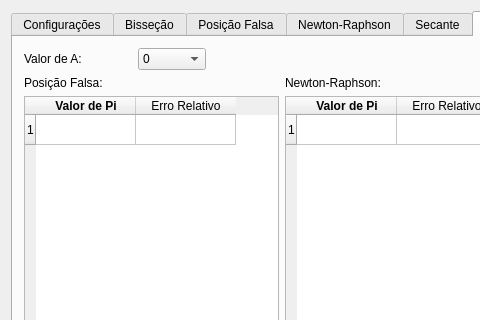
Qt form UI/mainwindow.ui (cristmelo/TrabalhoMN1) before a commit; both pictures show x 0 to 480 and y 0 to 320 of the 826 by 481 pixel window.
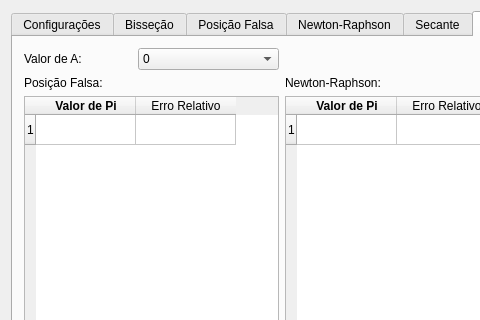
The same form after that commit. The open tabs and pages were chosen to show the change.

Commit message: Commited By Lucas:Comparativo de Newton e resultados parciais

```diff
--- a/UI/mainwindow.ui
+++ b/UI/mainwindow.ui
@@ -825,15 +825,6 @@
           </property>
          </widget>
         </item>
-        <item row="0" column="1">
-         <widget class="QComboBox" name="comboComparation">
-          <item>
-           <property name="text">
-            <string>0</string>
-           </property>
-          </item>
-         </widget>
-        </item>
         <item row="1" column="0">
          <widget class="QLabel" name="label_26">
           <property name="text">
@@ -1151,6 +1142,15 @@
           </property>
          </widget>
         </item>
+        <item row="0" column="1" colspan="2">
+         <widget class="QComboBox" name="comboComparation">
+          <item>
+           <property name="text">
+            <string>0</string>
+           </property>
+          </item>
+         </widget>
+        </item>
        </layout>
       </widget>
      </widget>
```
The commit also changes 2 other files.
